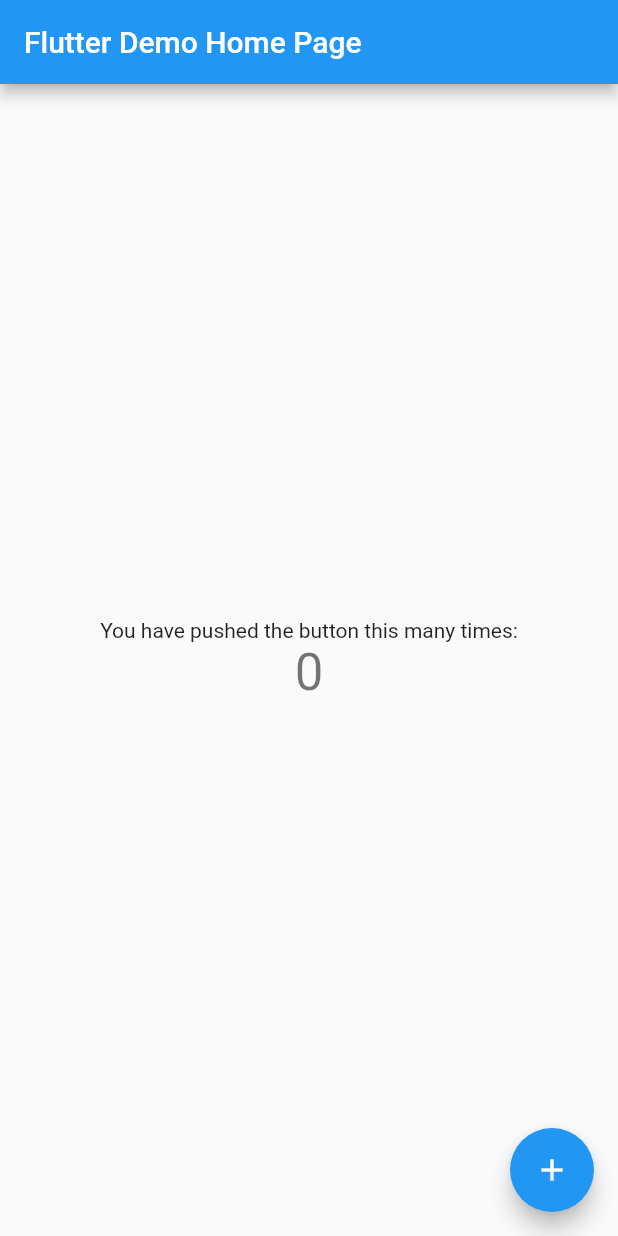
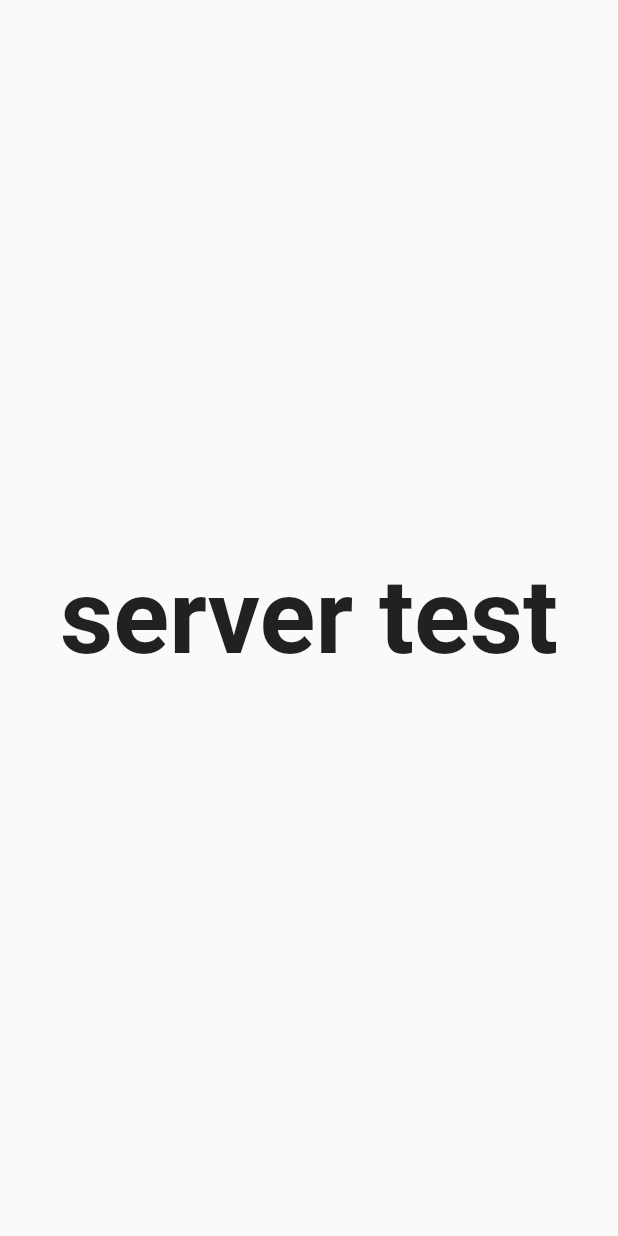
Before and after one commit to Guilherme-Calland/flutterchat, a Flutter app: the screen it shows after launch, on a phone screen of 412 x 824 dp. Run offline on Flutter 3.47's test engine with Material 2 defaults, Android fonts, the light colour scheme and no system bars; our stand-ins replace socket_io_client; network calls fail.

Commit message:
connecting to a server successfulyy

```diff
--- a/flutterchat_client/lib/main.dart
+++ b/flutterchat_client/lib/main.dart
@@ -1,115 +1,28 @@
 import 'package:flutter/material.dart';
+import 'package:socket_io_client/socket_io_client.dart';
 
-void main() {
-  runApp(const MyApp());
+void main(){
+  Socket socket = io('http://localhost:4000',
+      OptionBuilder()
+      .setTransports(['websocket'])
+      .build());
+  runApp(FlutterChat());
+
+  socket.on('connection', (data){
+    print(data);
+  });
 }
 
-class MyApp extends StatelessWidget {
-  const MyApp({Key? key}) : super(key: key);
-
-  // This widget is the root of your application.
+class FlutterChat extends StatelessWidget {
   @override
-  Widget build(BuildContext context) {
+  Widget build(_) {
     return MaterialApp(
-      title: 'Flutter Demo',
-      theme: ThemeData(
-        // This is the theme of your application.
-        //
-        // Try running your application with "flutter run". You'll see the
-        // application has a blue toolbar. Then, without quitting the app, try
-        // changing the primarySwatch below to Colors.green and then invoke
-        // "hot reload" (press "r" in the console where you ran "flutter run",
-        // or simply save your changes to "hot reload" in a Flutter IDE).
-        // Notice that the counter didn't reset back to zero; the application
-        // is not restarted.
-        primarySwatch: Colors.blue,
+      debugShowCheckedModeBanner: false,
+      home: Scaffold(
+        body: Center(
+          child: Text('server test', style: TextStyle(fontSize: 69, fontWeight: FontWeight.bold),),
+        ),
       ),
-      home: const MyHomePage(title: 'Flutter Demo Home Page'),
     );
   }
 }
-
-class MyHomePage extends StatefulWidget {
-  const MyHomePage({Key? key, required this.title}) : super(key: key);
-
-  // This widget is the home page of your application. It is stateful, meaning
-  // that it has a State object (defined below) that contains fields that affect
-  // how it looks.
-
-  // This class is the configuration for the state. It holds the values (in this
-  // case the title) provided by the parent (in this case the App widget) and
-  // used by the build method of the State. Fields in a Widget subclass are
-  // always marked "final".
-
-  final String title;
-
-  @override
-  State<MyHomePage> createState() => _MyHomePageState();
-}
-
-class _MyHomePageState extends State<MyHomePage> {
-  int _counter = 0;
-
-  void _incrementCounter() {
-    setState(() {
-      // This call to setState tells the Flutter framework that something has
-      // changed in this State, which causes it to rerun the build method below
-      // so that the display can reflect the updated values. If we changed
-      // _counter without calling setState(), then the build method would not be
-      // called again, and so nothing would appear to happen.
-      _counter++;
-    });
-  }
-
-  @override
-  Widget build(BuildContext context) {
-    // This method is rerun every time setState is called, for instance as done
-    // by the _incrementCounter method above.
-    //
-    // The Flutter framework has been optimized to make rerunning build methods
-    // fast, so that you can just rebuild anything that needs updating rather
-    // than having to individually change instances of widgets.
-    return Scaffold(
-      appBar: AppBar(
-        // Here we take the value from the MyHomePage object that was created by
-        // the App.build method, and use it to set our appbar title.
-        title: Text(widget.title),
-      ),
-      body: Center(
-        // Center is a layout widget. It takes a single child and positions it
-        // in the middle of the parent.
-        child: Column(
-          // Column is also a layout widget. It takes a list of children and
-          // arranges them vertically. By default, it sizes itself to fit its
-          // children horizontally, and tries to be as tall as its parent.
-          //
-          // Invoke "debug painting" (press "p" in the console, choose the
-          // "Toggle Debug Paint" action from the Flutter Inspector in Android
-          // Studio, or the "Toggle Debug Paint" command in Visual Studio Code)
-          // to see the wireframe for each widget.
-          //
-          // Column has various properties to control how it sizes itself and
-          // how it positions its children. Here we use mainAxisAlignment to
-          // center the children vertically; the main axis here is the vertical
-          // axis because Columns are vertical (the cross axis would be
-          // horizontal).
-          mainAxisAlignment: MainAxisAlignment.center,
-          children: <Widget>[
-            const Text(
-              'You have pushed the button this many times:',
-            ),
-            Text(
-              '$_counter',
-              style: Theme.of(context).textTheme.headline4,
-            ),
-          ],
-        ),
-      ),
-      floatingActionButton: FloatingActionButton(
-        onPressed: _incrementCounter,
-        tooltip: 'Increment',
-        child: const Icon(Icons.add),
-      ), // This trailing comma makes auto-formatting nicer for build methods.
-    );
-  }
-}
--- a/flutterchat_client/pubspec.yaml
+++ b/flutterchat_client/pubspec.yaml
@@ -34,6 +34,7 @@
   # The following adds the Cupertino Icons font to your application.
   # Use with the CupertinoIcons class for iOS style icons.
   cupertino_icons: ^1.0.2
+  socket_io_client: ^1.0.2
 
 dev_dependencies:
   flutter_test:
--- a/flutterchat_server/package.json
+++ b/flutterchat_server/package.json
@@ -10,6 +10,7 @@
   "author": "",
   "license": "ISC",
   "dependencies": {
+    "express": "^4.17.2",
     "nodemon": "^2.0.15",
     "socket.io": "^2.4.1"
   }
```
Also changed, not shown: flutterchat_client/pubspec.lock, flutterchat_server/package-lock.json, 2 other files.
